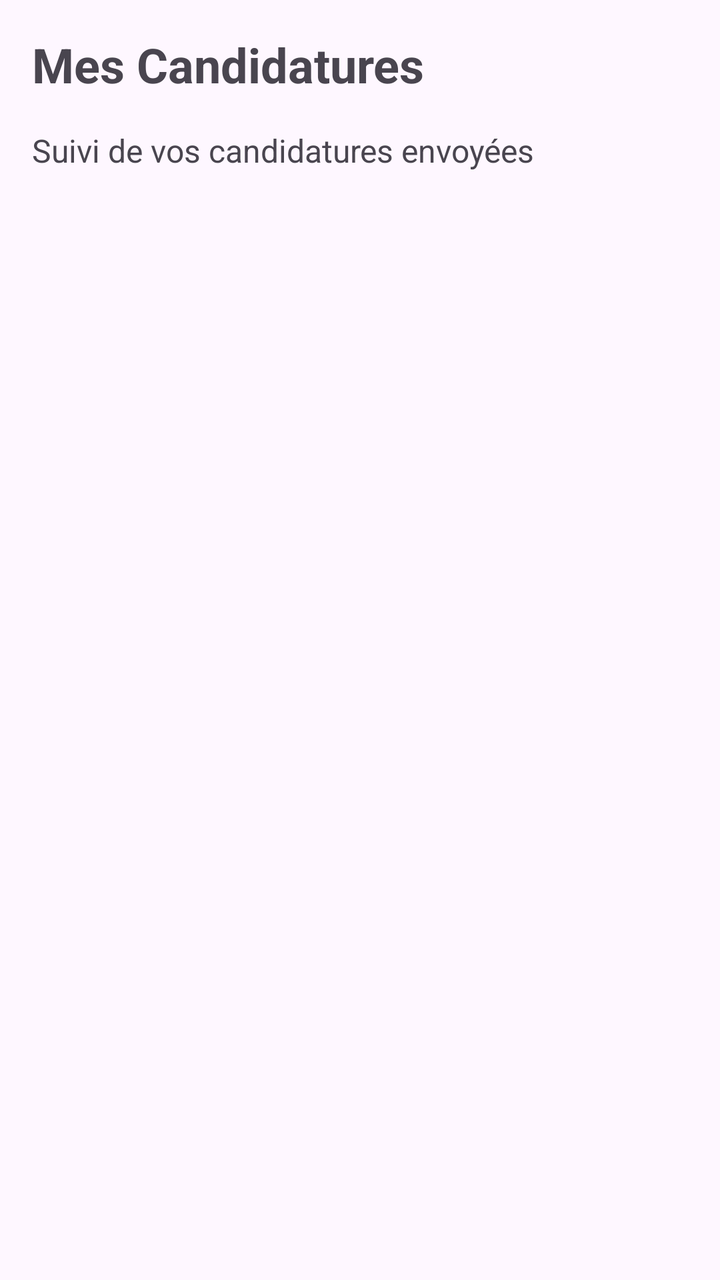
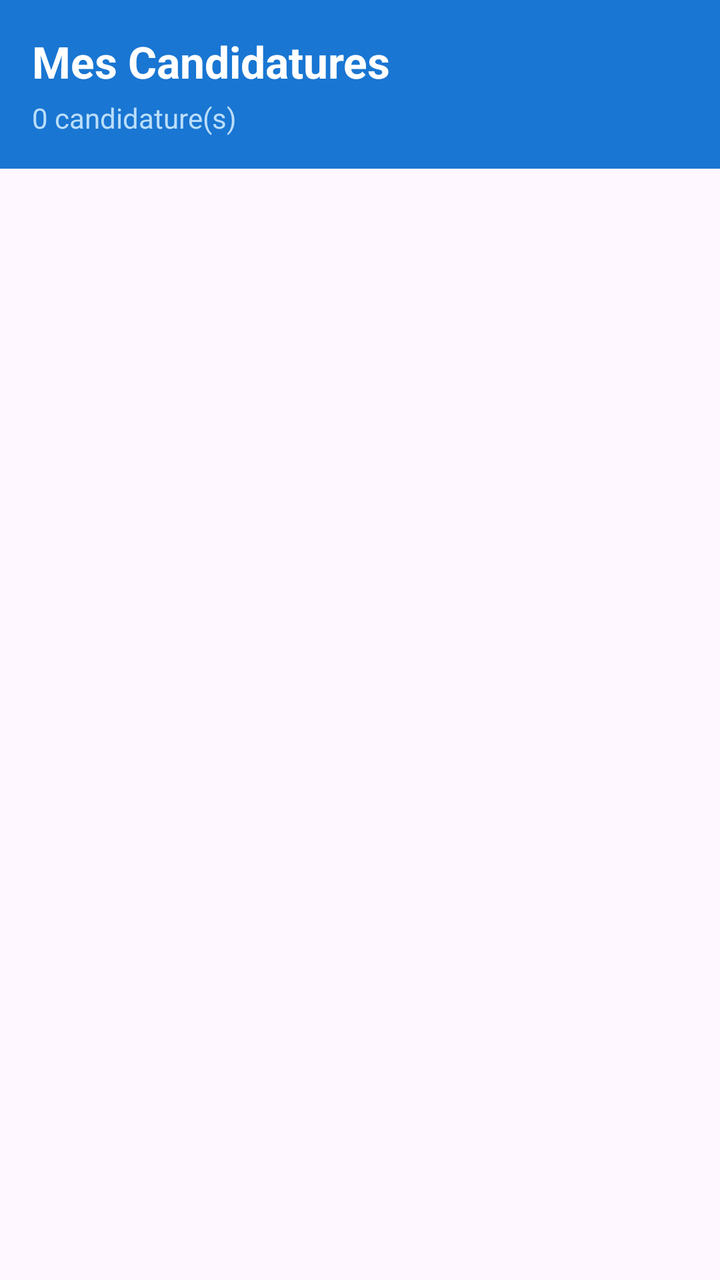

Before-and-after screenshots of an Android layout around one commit, followed by the original layout XML and the change that was made.
<!-- AndroidManifest.xml: application theme Theme.JobBoard -->
<!-- res/layout/fragment_candidatures.xml -->
<?xml version="1.0" encoding="utf-8"?>
<LinearLayout xmlns:android="http://schemas.android.com/apk/res/android"
    android:layout_width="match_parent"
    android:layout_height="match_parent"
    android:orientation="vertical"
    android:padding="16dp">

    <TextView
        android:layout_width="wrap_content"
        android:layout_height="wrap_content"
        android:text="Mes Candidatures"
        android:textSize="24sp"
        android:textStyle="bold"
        android:layout_marginBottom="16dp" />

    <TextView
        android:layout_width="wrap_content"
        android:layout_height="wrap_content"
        android:text="Suivi de vos candidatures envoyées"
        android:textSize="16sp"
        android:layout_marginBottom="16dp" />

    

</LinearLayout>
<!-- resources referenced by this layout -->
<resources>
  <style name="Theme.JobBoard" parent="Base.Theme.JobBoard" />
  <style name="Base.Theme.JobBoard" parent="Theme.Material3.DayNight.NoActionBar">
          
          
      </style>
</resources>

<!-- the commit's change to res/layout/fragment_candidatures.xml (unified diff, before → after) -->
@@ -1,25 +1,175 @@
 <?xml version="1.0" encoding="utf-8"?>
 <LinearLayout xmlns:android="http://schemas.android.com/apk/res/android"
+    xmlns:tools="http://schemas.android.com/tools"
     android:layout_width="match_parent"
     android:layout_height="match_parent"
-    android:orientation="vertical"
-    android:padding="16dp">
-
-    <TextView
-        android:layout_width="wrap_content"
-        android:layout_height="wrap_content"
-        android:text="Mes Candidatures"
-        android:textSize="24sp"
-        android:textStyle="bold"
-        android:layout_marginBottom="16dp" />
-
-    <TextView
-        android:layout_width="wrap_content"
-        android:layout_height="wrap_content"
-        android:text="Suivi de vos candidatures envoyées"
-        android:textSize="16sp"
-        android:layout_marginBottom="16dp" />
+    android:orientation="vertical">
 
     
+    <LinearLayout
+        android:layout_width="match_parent"
+        android:layout_height="wrap_content"
+        android:orientation="vertical"
+        android:padding="16dp"
+        android:background="#1976D2">
+
+        <TextView
+            android:layout_width="wrap_content"
+            android:layout_height="wrap_content"
+            android:text="Mes Candidatures"
+            android:textSize="22sp"
+            android:textStyle="bold"
+            android:textColor="@android:color/white" />
+
+        <TextView
+            android:id="@+id/candidatures_count"
+            android:layout_width="wrap_content"
+            android:layout_height="wrap_content"
+            android:text="0 candidature(s)"
+            android:textSize="14sp"
+            android:textColor="#BBDEFB"
+            android:layout_marginTop="4dp" />
+
+    </LinearLayout>
+
+    
+    <FrameLayout
+        android:layout_width="match_parent"
+        android:layout_height="0dp"
+        android:layout_weight="1">
+
+        <androidx.recyclerview.widget.RecyclerView
+            android:id="@+id/recycler_view_candidatures"
+            android:layout_width="match_parent"
+            android:layout_height="match_parent"
+            android:padding="8dp"
+            android:clipToPadding="false"
+            tools:listitem="@layout/item_application" />
+
+        
+        <LinearLayout
+            android:id="@+id/empty_view"
+            android:layout_width="wrap_content"
+            android:layout_height="wrap_content"
+            android:layout_gravity="center"
+            android:orientation="vertical"
+            android:gravity="center"
+            android:visibility="gone">
+
+            <TextView
+                android:layout_width="wrap_content"
+                android:layout_height="wrap_content"
+                android:text="📭"
+                android:textSize="48sp"
+                android:layout_marginBottom="12dp" />
+
+            <TextView
+                android:layout_width="wrap_content"
+                android:layout_height="wrap_content"
+                android:text="Aucune candidature pour l'instant"
+                android:textSize="16sp"
+                android:textColor="@android:color/darker_gray"
+                android:gravity="center" />
+
+            <TextView
+                android:layout_width="wrap_content"
+                android:layout_height="wrap_content"
+                android:text="Postule à des offres dans l'onglet Offres"
+                android:textSize="13sp"
+                android:textColor="#BDBDBD"
+                android:layout_marginTop="8dp"
+                android:gravity="center" />
+
+        </LinearLayout>
+
+    </FrameLayout>
 
 </LinearLayout>
+<!-- res/layout/item_application.xml (included above) -->
+<?xml version="1.0" encoding="utf-8"?>
+<androidx.cardview.widget.CardView xmlns:android="http://schemas.android.com/apk/res/android"
+    xmlns:app="http://schemas.android.com/apk/res-auto"
+    android:layout_width="match_parent"
+    android:layout_height="wrap_content"
+    android:layout_margin="8dp"
+    app:cardCornerRadius="12dp"
+    app:cardElevation="4dp"
+    app:cardBackgroundColor="@android:color/white">
+
+    <LinearLayout
+        android:layout_width="match_parent"
+        android:layout_height="wrap_content"
+        android:orientation="vertical"
+        android:padding="16dp">
+
+        
+        <LinearLayout
+            android:layout_width="match_parent"
+            android:layout_height="wrap_content"
+            android:orientation="horizontal"
+            android:gravity="center_vertical"
+            android:layout_marginBottom="10dp">
+
+            <TextView
+                android:id="@+id/application_title"
+                android:layout_width="0dp"
+                android:layout_height="wrap_content"
+                android:layout_weight="1"
+                android:text="Titre du poste"
+                android:textSize="17sp"
+                android:textStyle="bold"
+                android:textColor="#1976D2"
+                android:maxLines="2"
+                android:ellipsize="end"
+                android:layout_marginEnd="8dp" />
+
+            <TextView
+                android:id="@+id/application_status"
+                android:layout_width="wrap_content"
+                android:layout_height="wrap_content"
+                android:text="En attente"
+                android:textSize="12sp"
+                android:textColor="#FF9800"
+                android:textStyle="bold"
+                android:background="@drawable/badge_waiting" />
+
+        </LinearLayout>
+
+        
+        <TextView
+            android:id="@+id/application_company"
+            android:layout_width="match_parent"
+            android:layout_height="wrap_content"
+            android:text="🏢 Entreprise"
+            android:textSize="14sp"
+            android:textColor="@android:color/darker_gray"
+            android:layout_marginBottom="4dp" />
+
+        
+        <TextView
+            android:id="@+id/application_location"
+            android:layout_width="match_parent"
+            android:layout_height="wrap_content"
+            android:text="📍 Localisation"
+            android:textSize="14sp"
+            android:textColor="@android:color/darker_gray"
+            android:layout_marginBottom="6dp" />
+
+        <View
+            android:layout_width="match_parent"
+            android:layout_height="1dp"
+            android:background="#F0F0F0"
+            android:layout_marginBottom="8dp" />
+
+        
+        <TextView
+            android:id="@+id/application_date"
+            android:layout_width="match_parent"
+            android:layout_height="wrap_content"
+            android:text="📅 Postulé le : --"
+            android:textSize="12sp"
+            android:textColor="#9E9E9E" />
+
+    </LinearLayout>
+
+</androidx.cardview.widget.CardView>
<!-- resource entries referenced after the edit -->
@@ -1,5 +1,18 @@
 <!-- resources referenced by this layout -->
 <resources>
+  <!-- drawable badge_waiting (drawable) -->
+  <?xml version="1.0" encoding="utf-8"?>
+  <shape xmlns:android="http://schemas.android.com/apk/res/android"
+      android:shape="rectangle">
+      <solid android:color="#FFF3E0" />
+      <stroke android:width="1dp" android:color="#FF9800" />
+      <corners android:radius="12dp" />
+      <padding
+          android:left="10dp"
+          android:right="10dp"
+          android:top="4dp"
+          android:bottom="4dp" />
+  </shape>
   <style name="Theme.JobBoard" parent="Base.Theme.JobBoard" />
   <style name="Base.Theme.JobBoard" parent="Theme.Material3.DayNight.NoActionBar">
           
